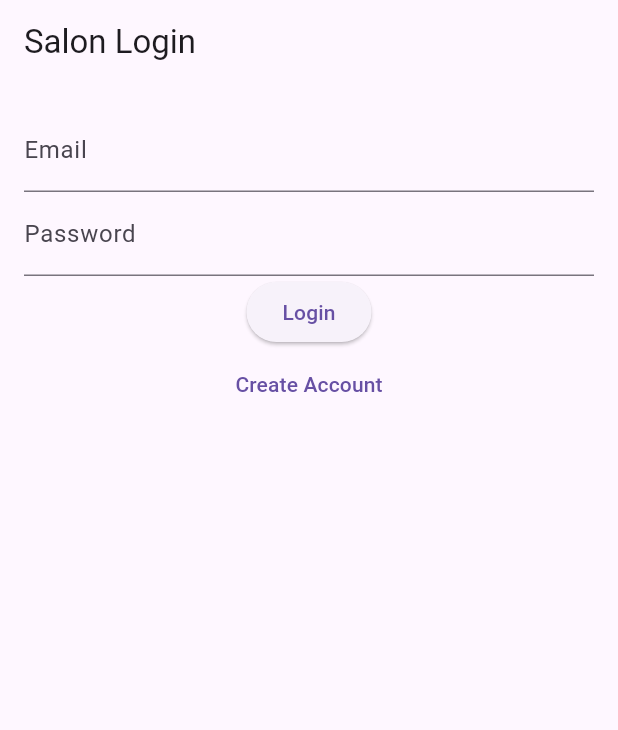
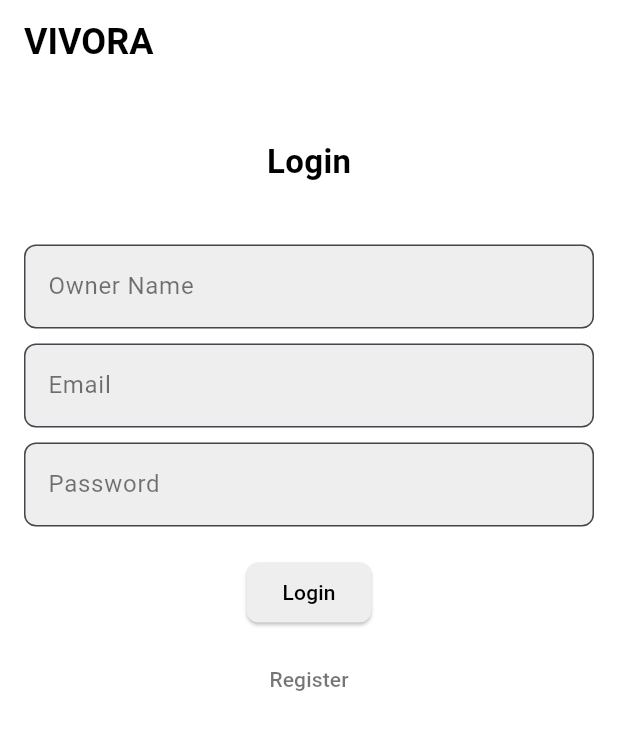
Before and after one commit to jayasinghesasmitha/Vivora-Mobile-app, a Flutter app: the screen it shows after launch, on a phone screen of 412 x 824 dp. Shown: the top 730 px of the screen. Run offline on Flutter 3.47's test engine with Material 3 defaults, Android fonts, the phone set to English and light mode, and no system bars; our stand-ins replace cloud_firestore, firebase_auth, firebase_core, flutter_dotenv, flutter_map, geolocator and 2 more; accounts and stored records are empty.

Commit message:
Update login.dart

```diff
--- a/salon_app/lib/screens/login.dart
+++ b/salon_app/lib/screens/login.dart
@@ -1,4 +1,5 @@
 import 'package:flutter/material.dart';
+import 'package:salon_app/screens/salon_details.dart';
 import 'package:salon_app/screens/signup.dart';
 
 class LoginScreen extends StatelessWidget {
@@ -7,24 +8,95 @@ class LoginScreen extends StatelessWidget {
   @override
   Widget build(BuildContext context) {
     return Scaffold(
-      appBar: AppBar(title: const Text('Salon Login')),
+      appBar: AppBar(
+        title: const Text('VIVORA', style: TextStyle(color: Colors.black, fontSize: 24, fontWeight: FontWeight.bold)),
+        backgroundColor: Colors.white,
+        elevation: 0,
+      ),
+      backgroundColor: Colors.white, // Explicitly set background to white
       body: Padding(
         padding: const EdgeInsets.all(16.0),
         child: Column(
+          crossAxisAlignment: CrossAxisAlignment.start,
           children: [
-            TextField(decoration: const InputDecoration(labelText: 'Email')),
-            TextField(decoration: const InputDecoration(labelText: 'Password')),
-            ElevatedButton(
-              onPressed: () {
-                // Implement login logic
-              },
-              child: const Text('Login'),
+            const SizedBox(height: 20),
+            const Center(
+              child: Text(
+                'Login',
+                style: TextStyle(
+                  color: Colors.black,
+                  fontSize: 22,
+                  fontWeight: FontWeight.bold,
+                ),
+              ),
             ),
-            TextButton(
-              onPressed: () {
-                Navigator.push(context, MaterialPageRoute(builder: (_) => const SignupScreen()));
-              },
-              child: const Text('Create Account'),
+            const SizedBox(height: 40),
+            TextField(
+              decoration: InputDecoration(
+                labelText: 'Owner Name',
+                labelStyle: TextStyle(color: Colors.black54),
+                border: OutlineInputBorder(
+                  borderRadius: BorderRadius.all(Radius.circular(8)),
+                  borderSide: BorderSide(color: Colors.black54),
+                ),
+                filled: true,
+                fillColor: Colors.grey[200],
+              ),
+            ),
+            const SizedBox(height: 10),
+            TextField(
+              decoration: InputDecoration(
+                labelText: 'Email',
+                labelStyle: TextStyle(color: Colors.black54),
+                border: OutlineInputBorder(
+                  borderRadius: BorderRadius.all(Radius.circular(8)),
+                  borderSide: BorderSide(color: Colors.black54),
+                ),
+                filled: true,
+                fillColor: Colors.grey[200],
+              ),
+            ),
+            const SizedBox(height: 10),
+            TextField(
+              obscureText: true,
+              decoration: InputDecoration(
+                labelText: 'Password',
+                labelStyle: TextStyle(color: Colors.black54),
+                border: OutlineInputBorder(
+                  borderRadius: BorderRadius.all(Radius.circular(8)),
+                  borderSide: BorderSide(color: Colors.black54),
+                ),
+                filled: true,
+                fillColor: Colors.grey[200],
+              ),
+            ),
+            const SizedBox(height: 20),
+            Center(
+              child: ElevatedButton(
+                onPressed: () {
+                  Navigator.pushReplacement(
+                    context,
+                    MaterialPageRoute(builder: (_) => const SalonDetailsScreen()),
+                  );
+                },
+                style: ElevatedButton.styleFrom(
+                  backgroundColor: Colors.grey[200],
+                  shape: RoundedRectangleBorder(borderRadius: BorderRadius.circular(8)),
+                ),
+                child: const Text('Login', style: TextStyle(color: Colors.black)),
+              ),
+            ),
+            const SizedBox(height: 10),
+            Center(
+              child: TextButton(
+                onPressed: () {
+                  Navigator.pushReplacement(
+                    context,
+                    MaterialPageRoute(builder: (_) => const SignupScreen()),
+                  );
+                },
+                child: const Text('Register', style: TextStyle(color: Colors.black54)),
+              ),
             ),
           ],
         ),
```
